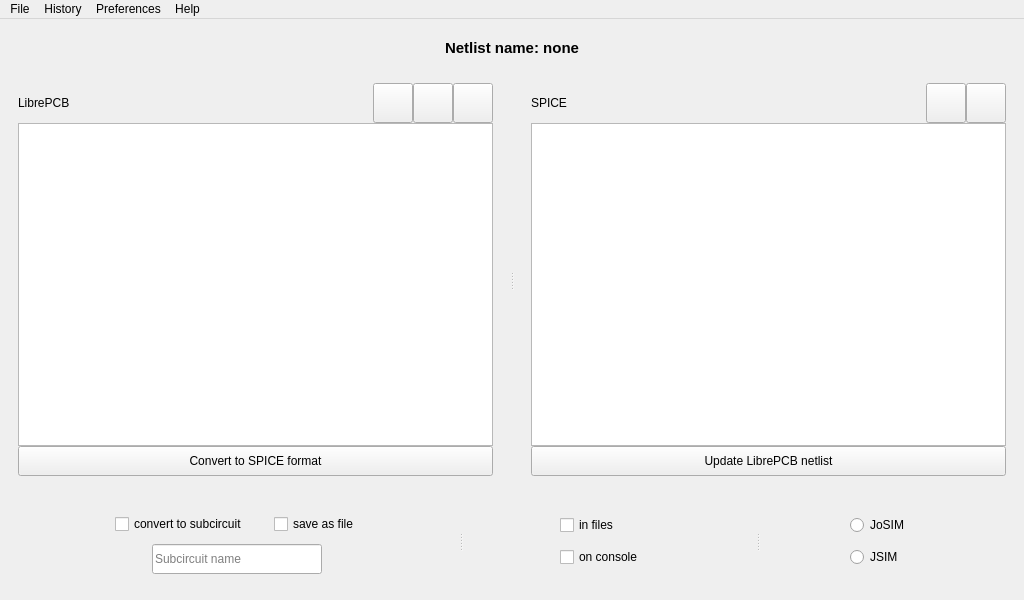
SirBlaz333/L2Spice, file ui/mainwindow.ui: the form before one commit.
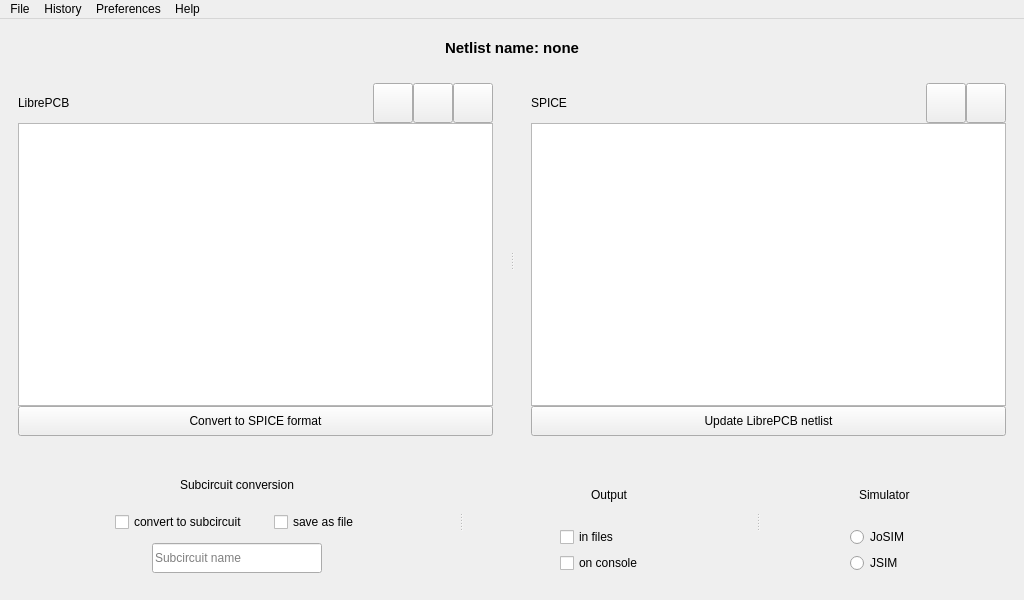
The form after the commit. Icons and pictures are not drawn. Custom widgets are drawn as their Qt base class.

Commit message: Add labels to parameters panels

Patch:
```diff
--- a/ui/mainwindow.ui
+++ b/ui/mainwindow.ui
@@ -66,13 +66,13 @@
       <property name="minimumSize">
        <size>
         <width>0</width>
-        <height>100</height>
+        <height>140</height>
        </size>
       </property>
       <property name="maximumSize">
        <size>
         <width>16777215</width>
-        <height>100</height>
+        <height>140</height>
        </size>
       </property>
       <layout class="QHBoxLayout" name="horizontalLayout">
@@ -89,6 +89,43 @@
          </property>
          <widget class="QFrame" name="subcircuitFrame">
           <layout class="QVBoxLayout" name="verticalLayout_3">
+           <item>
+            <layout class="QHBoxLayout" name="horizontalLayout_12">
+             <item>
+              <spacer name="horizontalSpacer_14">
+               <property name="orientation">
+                <enum>Qt::Horizontal</enum>
+               </property>
+               <property name="sizeHint" stdset="0">
+                <size>
+                 <width>40</width>
+                 <height>20</height>
+                </size>
+               </property>
+              </spacer>
+             </item>
+             <item>
+              <widget class="QLabel" name="subcircuitLabel">
+               <property name="text">
+                <string>Subcircuit conversion</string>
+               </property>
+              </widget>
+             </item>
+             <item>
+              <spacer name="horizontalSpacer_15">
+               <property name="orientation">
+                <enum>Qt::Horizontal</enum>
+               </property>
+               <property name="sizeHint" stdset="0">
+                <size>
+                 <width>40</width>
+                 <height>20</height>
+                </size>
+               </property>
+              </spacer>
+             </item>
+            </layout>
+           </item>
            <item>
             <layout class="QHBoxLayout" name="horizontalLayout_3">
              <item>
@@ -235,6 +272,43 @@
          </widget>
          <widget class="QFrame" name="outputFrame">
           <layout class="QVBoxLayout" name="verticalLayout_5">
+           <item>
+            <layout class="QHBoxLayout" name="horizontalLayout_13">
+             <item>
+              <spacer name="horizontalSpacer_16">
+               <property name="orientation">
+                <enum>Qt::Horizontal</enum>
+               </property>
+               <property name="sizeHint" stdset="0">
+                <size>
+                 <width>40</width>
+                 <height>20</height>
+                </size>
+               </property>
+              </spacer>
+             </item>
+             <item>
+              <widget class="QLabel" name="outputLabel">
+               <property name="text">
+                <string>Output</string>
+               </property>
+              </widget>
+             </item>
+             <item>
+              <spacer name="horizontalSpacer_17">
+               <property name="orientation">
+                <enum>Qt::Horizontal</enum>
+               </property>
+               <property name="sizeHint" stdset="0">
+                <size>
+                 <width>40</width>
+                 <height>20</height>
+                </size>
+               </property>
+              </spacer>
+             </item>
+            </layout>
+           </item>
            <item>
             <layout class="QHBoxLayout" name="horizontalLayout_2">
              <item>
@@ -325,6 +399,43 @@
          </widget>
          <widget class="QFrame" name="versionFrame">
           <layout class="QVBoxLayout" name="verticalLayout_6">
+           <item>
+            <layout class="QHBoxLayout" name="horizontalLayout_14">
+             <item>
+              <spacer name="horizontalSpacer_18">
+               <property name="orientation">
+                <enum>Qt::Horizontal</enum>
+               </property>
+               <property name="sizeHint" stdset="0">
+                <size>
+                 <width>40</width>
+                 <height>20</height>
+                </size>
+               </property>
+              </spacer>
+             </item>
+             <item>
+              <widget class="QLabel" name="simulatorLabel">
+               <property name="text">
+                <string>Simulator</string>
+               </property>
+              </widget>
+             </item>
+             <item>
+              <spacer name="horizontalSpacer_19">
+               <property name="orientation">
+                <enum>Qt::Horizontal</enum>
+               </property>
+               <property name="sizeHint" stdset="0">
+                <size>
+                 <width>40</width>
+                 <height>20</height>
+                </size>
+               </property>
+              </spacer>
+             </item>
+            </layout>
+           </item>
            <item>
             <layout class="QHBoxLayout" name="horizontalLayout_7">
              <item>
```
The commit also changes 2 other files.
